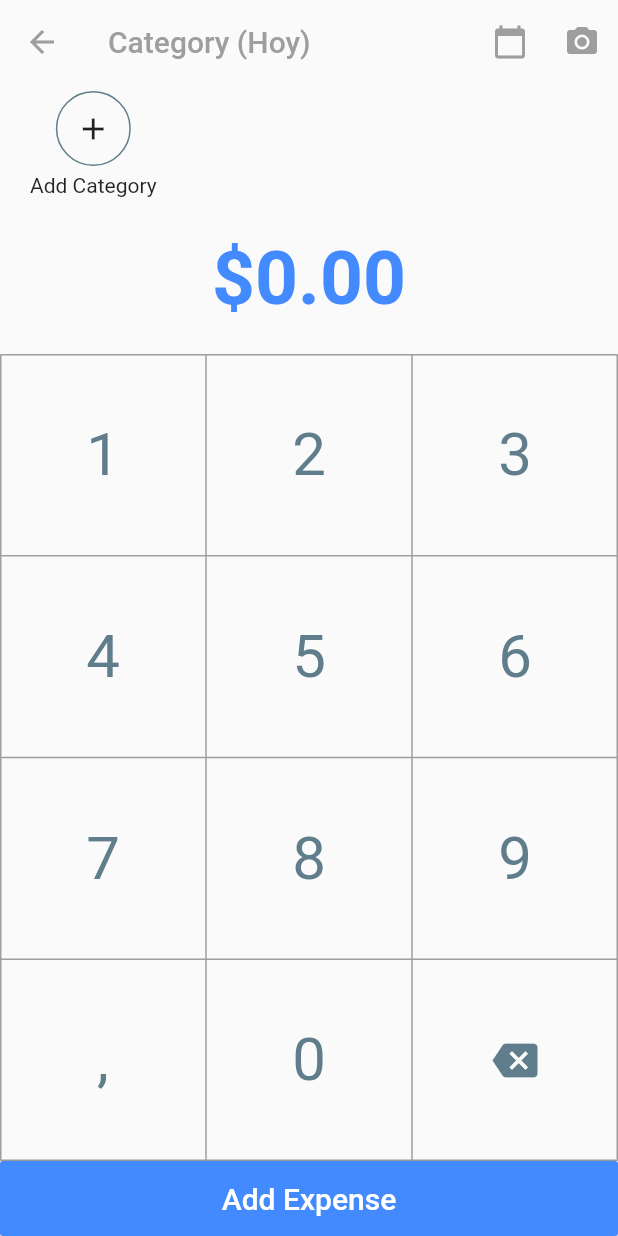
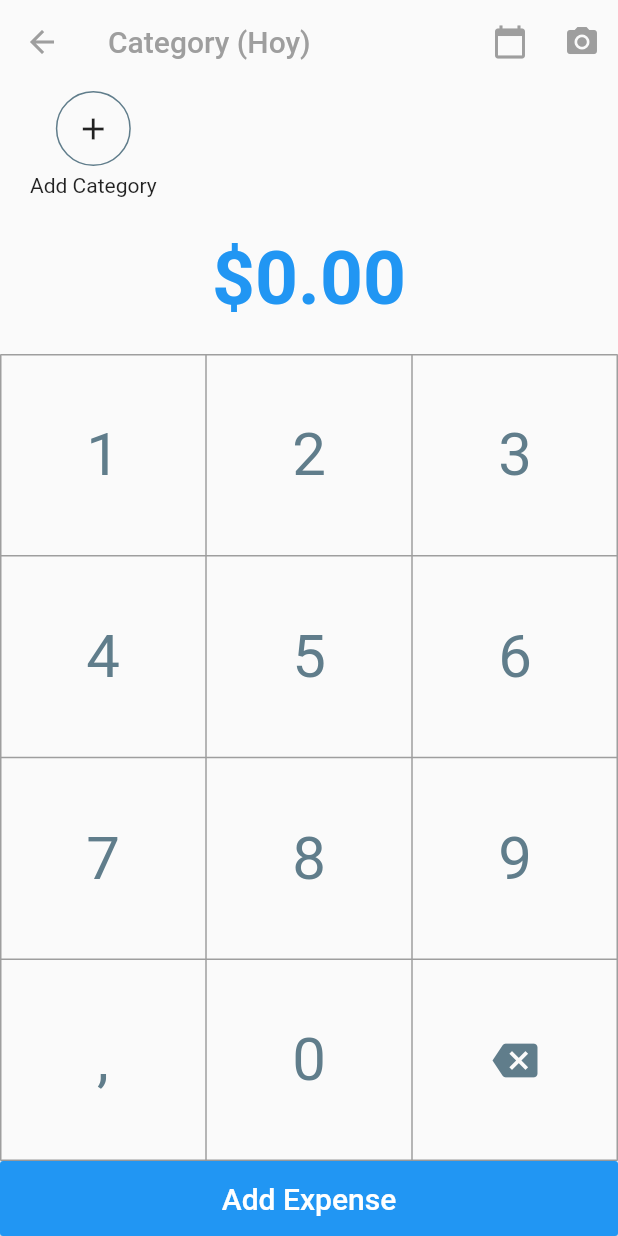
Before and after one commit to FernandoAcTr/Como-Gasto, a Flutter app: the AddExpensePage screen opened directly, on a phone screen of 412 x 824 dp. Run offline on Flutter 3.47's test engine with Material 2 defaults, Android fonts, the phone set to English and light mode, and no system bars; our stand-ins replace charts_flutter, cloud_firestore, firebase_auth, firebase_storage, flare_flutter, flutter_local_notifications and 6 more; missing offline and left inert: flutter_facebook_login, flutter_twitter_login, rect_getter; accounts and stored records are empty.

Commit message:
Se agrega Dark Mode

```diff
--- a/lib/src/firestore/db.dart
+++ b/lib/src/firestore/db.dart
@@ -27,7 +27,7 @@ class DBRepository {
     if (photo != null) {
       var imageName = Uuid().v1();
       var imagePath = '/users/$_userID/$imageName.jpg';
-      var resizedImagePath = '/users/$_userID/${imageName}_200x200.jpg';
+      var resizedImagePath = '/users/$_userID/${imageName}_200x200.jpg'; //el path que genera automaticamente firebase Storage
 
       final StorageReference storageReference = FirebaseStorage().ref().child(imagePath);
       final StorageUploadTask uploadTask = storageReference.putFile(photo);
@@ -45,7 +45,7 @@ class DBRepository {
 
       // Cancel your subscription when done.
       await uploadTask.onComplete;
-      streamSubscription.cancel();
+      streamSubscription.cancel(); //liberamos memoria
       document.setData({'imagePath': resizedImagePath}, merge: true);
     }
   }
--- a/lib/src/pages/add_category_page.dart
+++ b/lib/src/pages/add_category_page.dart
@@ -2,7 +2,7 @@ import 'package:flutter/material.dart';
 import 'package:como_gasto/src/firestore/db.dart';
 import 'package:como_gasto/src/utils/icon_utils.dart' as iconUtils;
 import 'package:como_gasto/src/widgets/category_selector_widget.dart';
-import 'package:como_gasto/src/widgets/searchIconDelegate.dart';
+import 'package:como_gasto/src/widgets/search_Icon_delegate.dart';
 import 'package:provider/provider.dart';
 
 
--- a/lib/src/pages/add_expense_page.dart
+++ b/lib/src/pages/add_expense_page.dart
@@ -34,6 +34,8 @@ class _AddExpensePageState extends State<AddExpensePage> {
   @override
   void initState() {
     super.initState();
+
+    //verificar si el telefono cuenta con sensores biometricos
     _localAuth = LocalAuthentication();
     _localAuth.canCheckBiometrics.then((b) {
       setState(() {
@@ -157,7 +159,7 @@ class _AddExpensePageState extends State<AddExpensePage> {
           '\$${realValue.toStringAsFixed(2)}',
           style: TextStyle(
               fontSize: 50.0,
-              color: Colors.blueAccent,
+              color: Theme.of(context).primaryColor,
               fontWeight: FontWeight.bold),
         ),
       ),
@@ -260,7 +262,7 @@ class _AddExpensePageState extends State<AddExpensePage> {
                 )
             ],
           ),
-          color: Colors.blueAccent,
+          color: Theme.of(context).primaryColor,
           onPressed: () => _addExpenseAction(),
         ),
       ),
--- a/lib/src/pages/details_page.dart
+++ b/lib/src/pages/details_page.dart
@@ -1,5 +1,5 @@
 import 'package:cloud_firestore/cloud_firestore.dart';
-import 'package:como_gasto/src/pages/ui/DayExpenseListTile.dart';
+import 'package:como_gasto/src/pages/ui/day_expense_list_tile.dart';
 import 'package:flutter/material.dart';
 import 'package:provider/provider.dart';
 
@@ -18,8 +18,8 @@ class DetailsPageContainer extends StatefulWidget {
   _DetailsPageContainerState createState() => _DetailsPageContainerState();
 }
 
-///ContainerViewPattern donde el widget que encapsula toda la logica
-///Contiene denro al widget que representa la vista
+///ContainerViewPattern donde el widget que encapsula toda la logica (llamado Container)
+///Contiene dentro al widget que representa la vista
 class _DetailsPageContainerState extends State<DetailsPageContainer> {
   DetailsParams params;
 
--- a/lib/src/providers/login_state.dart
+++ b/lib/src/providers/login_state_provider.dart
@@ -9,7 +9,13 @@ import 'package:como_gasto/src/keys/keys.dart' as keys;
 
 enum LoginType { GOOGLE, FACEBOOK, TWITTER }
 
-class LoginState with ChangeNotifier {
+///Existen 3 pasos basicos para crear un metodo de login mediante Firebase
+///1. Obtener un usuario o sesion utilizando la libreria especifica del proveedor, como google o facebook
+///2. Verificar si el usuario le dio permisos de acceder a ese proveedor
+///3. Obtener credenciales Firebase a partir del usuario o sesion que se obtuvo
+///4. Obtener un usuario de Firebase a partir de las credenciales obtenidas. La informacion necesaria para
+///este paso depende del proveedor
+class LoginStateProvider with ChangeNotifier {
   //manejo de estado
   bool _loggedIn = false;
   bool _loading = true;
@@ -34,7 +40,7 @@ class LoginState with ChangeNotifier {
 
   FirebaseUser get currentUser => _user;
 
-  LoginState() {
+  LoginStateProvider() {
     loadLoginState();
   }
 
--- /dev/null
+++ b/lib/src/providers/theme_state_provider.dart
@@ -0,0 +1,35 @@
+import 'package:como_gasto/src/shared_prefs/preferencias_usuario.dart';
+import 'package:flutter/cupertino.dart';
+import 'package:flutter/material.dart';
+
+class ThemeStateProvider with ChangeNotifier {
+
+  bool _isDarkEnable;
+  PreferenciasUsuario _prefs = new PreferenciasUsuario();
+
+  ThemeStateProvider(){
+    _isDarkEnable = _prefs.darkMode;
+  }
+
+  ThemeData get currentTheme =>
+      _isDarkEnable ? ThemeData.dark().copyWith(
+        accentColor: Colors.white,
+        primaryColor: Colors.red,
+        buttonTheme: ButtonThemeData(
+          buttonColor: Colors.red
+        ),
+        floatingActionButtonTheme: FloatingActionButtonThemeData(
+          backgroundColor: Colors.red,
+          foregroundColor: Colors.white
+        ),
+        toggleableActiveColor: Colors.red,
+      ) : ThemeData.light();
+
+  set darkMode(bool enable) {
+    _isDarkEnable = enable;
+    _prefs.darkMode = _isDarkEnable;
+    notifyListeners();
+  }
+
+  get isDarkModeEnable => _isDarkEnable;
+}
--- a/lib/src/routes/routes.dart
+++ b/lib/src/routes/routes.dart
@@ -4,4 +4,5 @@ class Routes{
   static final addExpensePage = 'add_expense';
   static final detailsPage = 'details';
   static final loginPage = 'login';
+  static final settingsPage = 'settings';
 }
--- a/lib/src/shared_prefs/preferencias_usuario.dart
+++ b/lib/src/shared_prefs/preferencias_usuario.dart
@@ -23,11 +23,15 @@ class PreferenciasUsuario {
   // GET y SET del loggedInd
   bool get loggedIn => _prefs.getBool('loggedIn') ?? false;
 
-  bool get containsLoggedIn => _prefs.containsKey('loggedIn');
-
   set loggedIn( bool value ) {
     _prefs.setBool('loggedIn', value);
   }
 
+  // GET y SET del darkMode
+  bool get darkMode => _prefs.getBool('darkMode') ?? false;
+
+  set darkMode( bool value ) {
+    _prefs.setBool('darkMode', value);
+  }
 
 }
--- a/lib/src/utils/utils.dart
+++ b/lib/src/utils/utils.dart
@@ -10,6 +10,8 @@ void mostrarSnackbar(GlobalKey<ScaffoldState> scaffoldKey, String mensaje){
     scaffoldKey.currentState.showSnackBar(snackbar);
 }
 
+///Obtiene los dias que hay en un mes
+///Si se selecciona el dia 0 de un mes en DateTime mos regresa el ultimo dia del mes anterior
 int daysInMonth(int month){
   var now = DateTime.now();
 
```
Also changed, not shown: lib/main.dart (+24 -7 lines), lib/src/pages/home_page.dart (+16 -16 lines), lib/src/pages/login_page.dart (+6 -6 lines), lib/src/pages/settings_page.dart (added, +43 -0 lines), lib/src/pages/ui/day_expense_list_tile.dart (renamed from lib/src/pages/ui/DayExpenseListTile.dart, +6 -2 lines), lib/src/widgets/category_selector_widget.dart (+5 -4 lines), lib/src/widgets/search_Icon_delegate.dart (renamed from lib/src/widgets/searchIconDelegate.dart).
